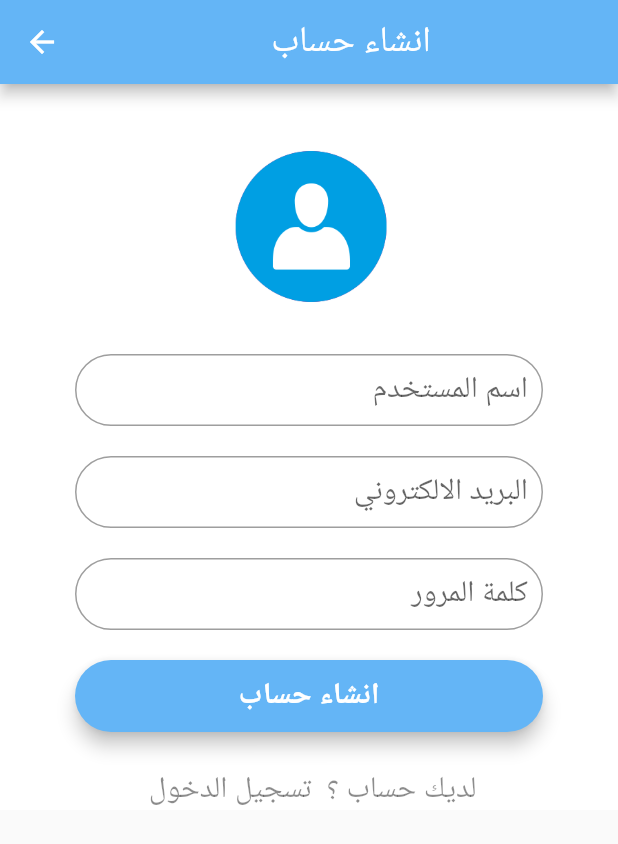
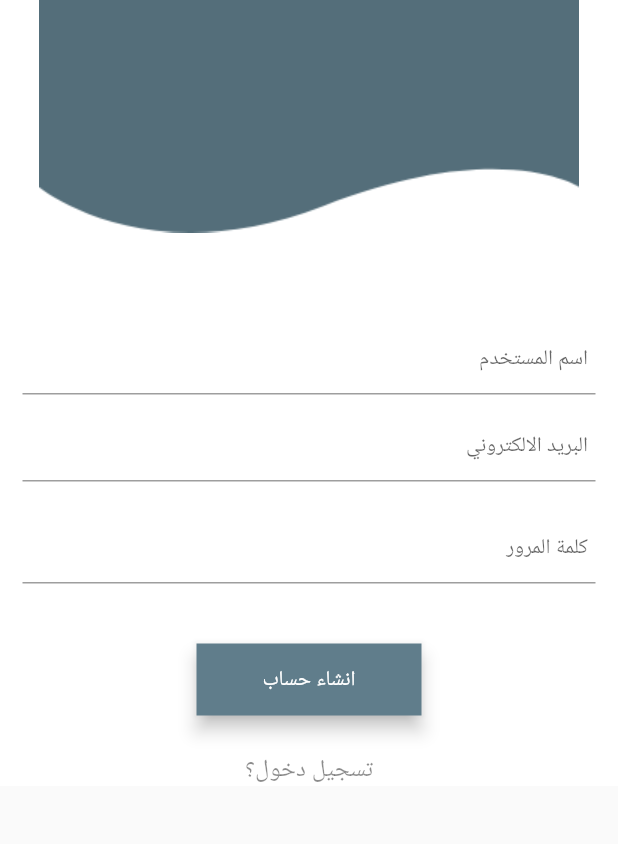
Before and after one commit to mustafafawzi97/news-app, a Flutter app: the Signup screen opened directly, after a tap on "انشاء حساب", on a phone screen of 412 x 824 dp. Shown: the top 844 px of the screen. Run offline on Flutter 3.47's test engine with Material 2 defaults, Android fonts, the phone set to English and light mode, and no system bars; network calls fail; Roboto replaces fonts that are missing (Cairo, Montserrat).

Commit message:
new change

```diff
--- a/lib/signup.dart
+++ b/lib/signup.dart
@@ -1,100 +1,141 @@
+import 'dart:async';
+import 'dart:convert';
 import 'package:flutter/material.dart';
-import 'login.dart';
+import 'package:http/http.dart' as http;
+class data {
+
+  final String name;
+  final String email;
+  final String pass;
+  final String admin;
+
+  data({this.name, this.email, this.pass,this.admin});
+
+  factory data.fromJson(Map<String, dynamic> json) {
+    return data(
+      name: json['fullname'],
+      email: json['email'],
+      pass: json['password'],
+      admin: json['is_admin'],
+
+    );
+  }
+
+  Map toMap() {
+    var map = new Map<String, dynamic>();
+    map["fullname"] = name;
+    map["email"] = email;
+    map["password"] = pass;
+    map["is_admin"] = admin;
+    return map;
+  }
+}
+
+Future<data> createPost(String url, {Map body}) async {
+  return http.post(url, body: body).then((http.Response response) {
+    final int statusCode = response.statusCode;
+    print(response.body);
+    return data.fromJson(json.decode(response.body));
+
+  });
+}
 
 class Signup extends StatefulWidget {
+  final Future<data> post;
+  Signup({Key key, this.post}) : super(key: key);
   @override
   _SignupState createState() => _SignupState();
 }
 
 class _SignupState extends State<Signup> {
-  TextStyle style = TextStyle(fontFamily: 'Montserrat', fontSize: 20.0,);
+
+
+  TextStyle style = TextStyle(
+    fontFamily: 'Cairo',
+    fontSize: 14.0,
+    color: Colors.black,
+  );
+  static final CREATE_POST_URL = 'http://192.168.0.115:8080/api/register.php';
   final emailController = TextEditingController();
   final passController = TextEditingController();
   final nameController = TextEditingController();
 
   @override
   Widget build(BuildContext context) {
-
-    final emailField = TextField(
+    final nameField = Padding(
+        padding: const EdgeInsets.only(top: 60.0, right: 15.0, left: 15.0),
+        child: TextField(
           obscureText: false,
+          controller: nameController,
           style: style,
-      controller: emailController,
           textAlign: TextAlign.right,
           decoration: InputDecoration(
-          contentPadding: EdgeInsets.fromLTRB(10.0, 10.0, 10.0, 10.0),
-          hintText: "البريد الالكتروني",
-          border:
-          OutlineInputBorder(borderRadius: BorderRadius.circular(50.0))),
-    );
-    final passwordField = TextFormField(
-      obscureText: true,
+            contentPadding: EdgeInsets.fromLTRB(5.0, 5.0, 5.0, 5.0),
+            hintText: "اسم المستخدم",
+          ),
+        ));
+    final emailField = Padding(
+        padding: const EdgeInsets.only(right: 15.0, left: 15.0),
+        child: TextField(
+          obscureText: false,
+          controller: emailController,
           style: style,
-      controller: passController,
           textAlign: TextAlign.right,
           decoration: InputDecoration(
-          contentPadding: EdgeInsets.fromLTRB(10.0, 10.0, 10.0, 10.0),
-          hintText: "كلمة المرور",
-          border:
-          OutlineInputBorder(borderRadius: BorderRadius.circular(32.0))),
-    );
-    final nameField = TextField(
-      obscureText: false,
+            contentPadding: EdgeInsets.fromLTRB(5.0, 5.0, 5.0, 5.0),
+            hintText: "البريد الالكتروني",
+          ),
+        ));
+    final passwordField = Padding(
+        padding: const EdgeInsets.only(right: 15.0, left: 15.0),
+        child: TextFormField(
+          obscureText: true,
+          controller: passController,
           style: style,
-      controller: nameController,
           textAlign: TextAlign.right,
           decoration: InputDecoration(
-          contentPadding: EdgeInsets.fromLTRB(10.0, 10.0, 10.0, 10.0),
-          hintText: "اسم المستخدم",
-          border:
-          OutlineInputBorder(borderRadius: BorderRadius.circular(50.0))),
-    );
-    final loginButon = Material(
+            contentPadding: EdgeInsets.fromLTRB(5.0, 5.0, 5.0, 5.0),
+            hintText: "كلمة المرور",
+          ),
+        ));
+    final loginButon = Padding(
+        padding: const EdgeInsets.only(top: 20.0, right: 15.0, left: 15.0),
+        child: Material(
           elevation: 5.0,
-      borderRadius: BorderRadius.circular(30.0),
-      color: Colors.blue[300],
+          color: Colors.blueGrey,
           child: MaterialButton(
-        minWidth: MediaQuery.of(context).size.width,
-        padding: EdgeInsets.fromLTRB(10.0, 10.0, 10.0, 10.0),
-        onPressed: () {},
+            minWidth: 150.0,
+            padding: EdgeInsets.fromLTRB(5.0, 5.0, 5.0, 5.0),
+            onPressed: () async {
+              data newPost = new data(
+                  name: nameController.text, email: emailController.text, pass: passController.text,admin: "0");
+              data p = await createPost(CREATE_POST_URL,
+                  body: {data  : newPost.toMap()});
+              print(p.email);
+            },
             child: Text("انشاء حساب",
                 textAlign: TextAlign.center,
-            style: style.copyWith(
-                color: Colors.white, fontWeight: FontWeight.bold)),
+                style: style.copyWith(color: Colors.white)),
           ),
-    );
+        ));
 
     return Scaffold(
-        appBar: new AppBar(
-            backgroundColor: Colors.blue[300],
-            centerTitle: true,
-            title: new Center(child:  new Text(
-              "انشاء حساب",
-              style: TextStyle(color: Colors.white, fontSize: 24.0,), textAlign: TextAlign.left,
-            ),)
-        ),
-        body:new SingleChildScrollView(child: Center(
+        body: new SingleChildScrollView(
+      child: Center(
         child: Container(
           color: Colors.white,
-            child: Padding(
-              padding: const EdgeInsets.only(top:30.0 , right: 50.0,left: 50.0),
           child: Column(
             crossAxisAlignment: CrossAxisAlignment.center,
             mainAxisAlignment: MainAxisAlignment.center,
             children: <Widget>[
               SizedBox(
-                    height: 130.0,
                 child: Image.asset(
-                      "assets/3.png",
-                      fit: BoxFit.contain,
+                  "assets/login.png",
+                  fit: BoxFit.fitWidth,
                 ),
               ),
-                  SizedBox(
-                    height: 20.0,
-                  ),
               nameField,
-                  SizedBox(
-                    height: 20.0,
-                  ),
+              SizedBox(height: 10.0),
               emailField,
               SizedBox(height: 20.0),
               passwordField,
@@ -106,18 +147,18 @@ class _SignupState extends State<Signup> {
                 height: 25.0,
               ),
               new InkWell(
-                    child: new Text(" لديك حساب ؟  تسجيل الدخول",style: TextStyle(fontSize: 20.0,color: Colors.black45),),
-                    onTap: () => Navigator.push(context, MaterialPageRoute(builder: (context) => Login()),
+                child: new Text(
+                  "تسجيل دخول؟",
+                  style: TextStyle(fontSize: 16.0, color: Colors.black45),
+                ),
+                onTap: () => Navigator.pop(
+                  context,
+                ),
               )
-                    ,
-                  ),
-
             ],
           ),
         ),
       ),
-        ),
-        )
-    );
+    ));
   }
 }
--- a/pubspec.yaml
+++ b/pubspec.yaml
@@ -39,7 +39,7 @@ flutter:
 
   assets:
   - assets/1.jpg
-  - assets/3.png
+  - assets/login.png
 
 
 
```
Also changed, not shown: lib/Notifications.dart (+85 -41 lines), lib/login.dart (+39 -43 lines), lib/main.dart (+89 -75 lines), assets/login.png (added). Lines whose indentation alone changed are shown as unchanged.
